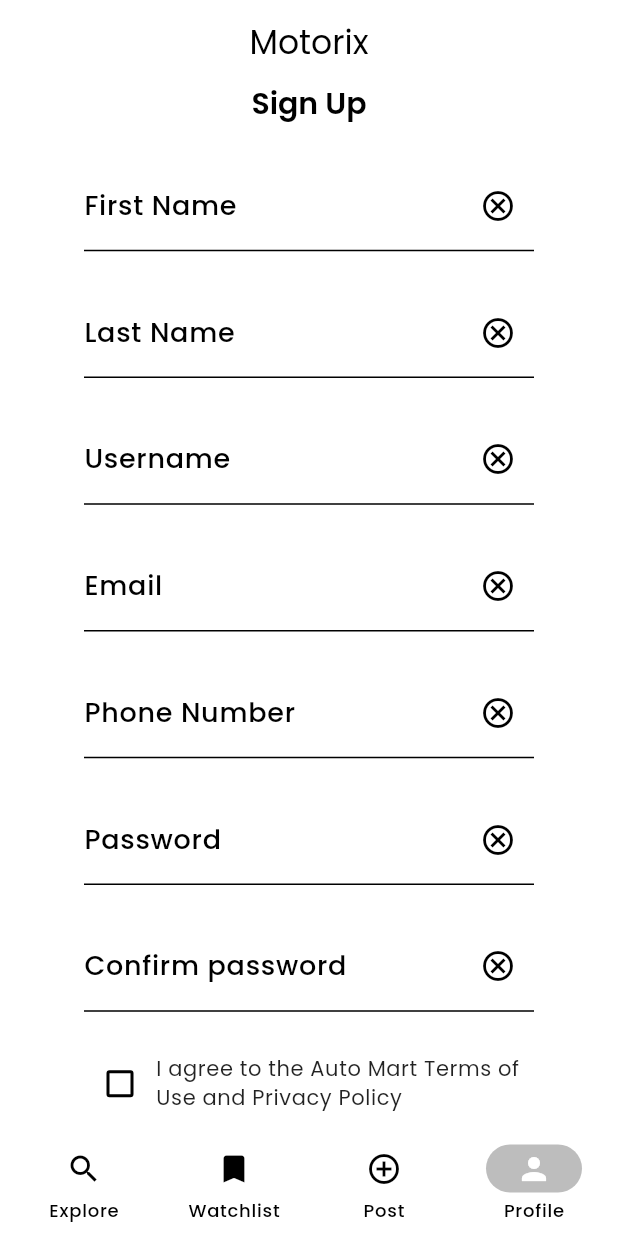
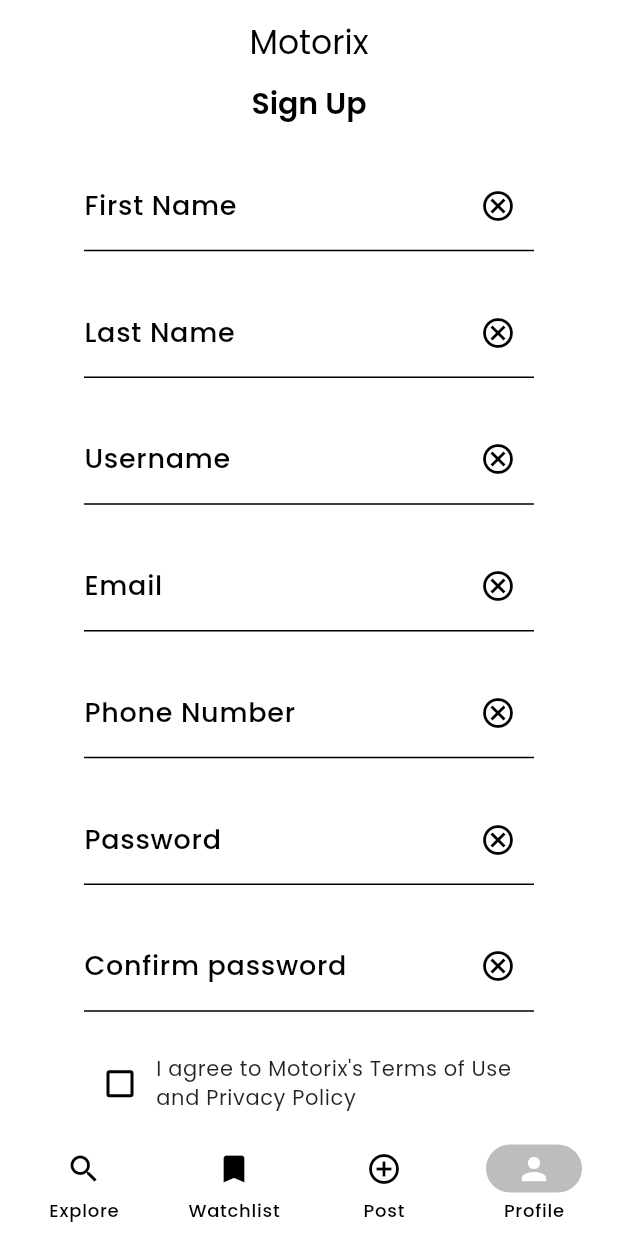
Before and after one commit to joengelena/aurae-beauty-app, a Flutter app: the SignUpPage screen opened by its route, on a phone screen of 412 x 824 dp. Run offline on Flutter 3.47's test engine with Material 3 defaults, Android fonts, the phone set to English and light mode, and no system bars; our stand-ins replace flutter_secure_storage, go_router, image_picker, smooth_page_indicator; accounts and stored records are empty; network calls fail.

Commit message:
Update some text

```diff
--- a/lib/presentation/pages/profile/sign_up_page.dart
+++ b/lib/presentation/pages/profile/sign_up_page.dart
@@ -219,7 +219,7 @@ class _SignUpPageState extends State<SignUpPage> {
                     ),
                     Expanded(
                       child: Text(
-                        'I agree to the Auto Mart Terms of Use and Privacy Policy',
+                        'I agree to Motorix\'s Terms of Use and Privacy Policy',
                         style: Theme.of(context).textTheme.bodySmall,
                       ),
                     ),
```
